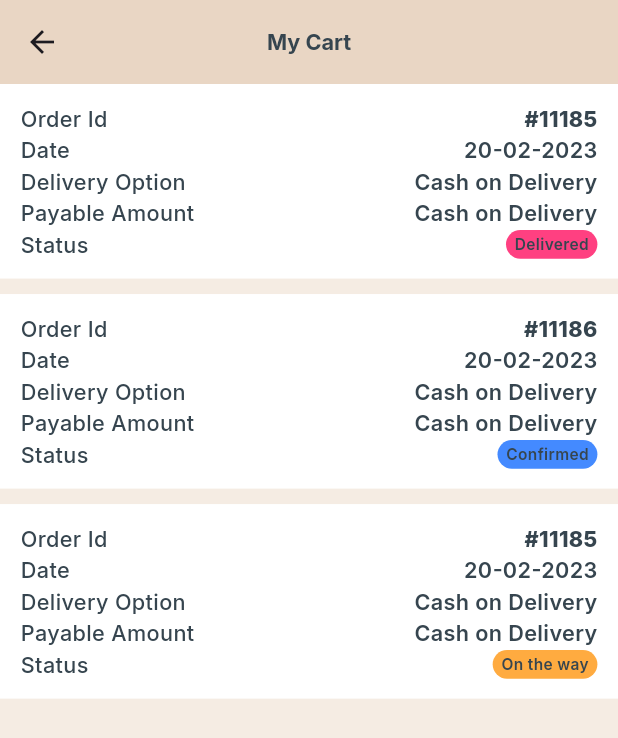
After one commit to nurnabimiah/Foodie-User-App, a Flutter app: the MyOrderScreen screen opened by its route, on a phone screen of 412 x 824 dp. The commit adds this screen. Shown: the top 738 px of the screen. Run offline on Flutter 3.47's test engine with Material 2 defaults, Android fonts, the phone set to English and light mode, and no system bars; our stand-ins replace dio, flutter_screenutil, get, get_it, google_fonts, pin_code_fields and 1 more; accounts and stored records are empty.

Commit message:
added : my cart screen design

```diff
--- /dev/null
+++ b/lib/data/model/response_model/my_order.dart
@@ -0,0 +1,27 @@
+
+
+
+
+class OrderModel{
+  String orderId;
+  String orderDate;
+  String deliveryOption;
+  String payableAmount;
+  String status;
+  String address;
+
+  OrderModel(
+      this.orderId,
+      this.orderDate,
+      this.deliveryOption,
+      this.payableAmount,
+      this.status,
+      this.address);
+}
+
+List<OrderModel> orderList = [
+  OrderModel('#11185', '20-02-2023', 'Cash on Delivery', '\$500', 'Delivered','Road#12,House#52/1,Sekhertek,Adabor,Dhaka'),
+  OrderModel('#11186', '20-02-2023', 'Cash on Delivery', '\$500', 'Confirmed', 'Road#12,House#52/1,Sekhertek,Adabor,Dhaka'),
+  OrderModel('#11185', '20-02-2023', 'Cash on Delivery', '\$500', 'On the way', 'Road#12,House#52/1,Sekhertek,Adabor,Dhaka'),
+
+];
--- a/lib/main.dart
+++ b/lib/main.dart
@@ -35,6 +35,7 @@ import 'package:foodie_resturent_user_app/view/screen/auth_screen/login_screen.d
 import 'package:foodie_resturent_user_app/view/screen/auth_screen/recover_password_screen.dart';
 import 'package:foodie_resturent_user_app/view/screen/auth_screen/sign_up_screen.dart';
 import 'package:foodie_resturent_user_app/view/screen/onboarding_screen/onboarding_screen.dart';
+import 'package:foodie_resturent_user_app/view/screen/order_screen/my_order.dart';
 import 'package:foodie_resturent_user_app/view/screen/splash_screen/splash_screen.dart';
 import 'package:get/get.dart';
 import 'di_container.dart' as di;
@@ -84,6 +85,7 @@ class MyApp extends StatelessWidget {
               GetPage(name:SignUpScreen.routeName, page: () => SignUpScreen()),
               GetPage(name:RecoverPasswordScreen.routeName, page: () => RecoverPasswordScreen()),
               GetPage(name:CreateNewPasswordScreen.routeName, page: () => CreateNewPasswordScreen()),
+              GetPage(name:MyOrderScreen.routeName, page: () => MyOrderScreen()),
             ],
           );
         });
--- a/lib/utils/app_color_resources/app_color_resources.dart
+++ b/lib/utils/app_color_resources/app_color_resources.dart
@@ -2,9 +2,10 @@ import 'package:flutter/material.dart';
 
 class AppColorResources {
 
-  static const Color backgroundColor = Color(0xffffffff);
+  static const Color primaryWhiteColor = Color(0xffffffff);
   static const Color primaryBlack = Color(0xff000000);
   static const Color subBlackColor = Color(0xff36454F);
+  static const Color appBackgroundColor = Color(0xFFF5ECE3);
 
 
 
--- a/lib/view/screen/auth_screen/create_new_password_screen.dart
+++ b/lib/view/screen/auth_screen/create_new_password_screen.dart
@@ -101,7 +101,7 @@ class CreateNewPasswordScreen extends StatelessWidget {
 
                   CustomButtonWidget(
                       onTap: (){
-                        Get.to(RecoverPasswordScreen.routeName);
+                        Get.toNamed(RecoverPasswordScreen.routeName);
                       },
                       buttonText: 'Send'),
 
--- /dev/null
+++ b/lib/view/screen/order_screen/my_order.dart
@@ -0,0 +1,111 @@
+
+
+import 'package:flutter/material.dart';
+import 'package:flutter_screenutil/flutter_screenutil.dart';
+import 'package:foodie_resturent_user_app/data/model/response_model/my_order.dart';
+import 'package:foodie_resturent_user_app/utils/app_color_resources/app_color_resources.dart';
+import 'package:foodie_resturent_user_app/utils/app_style.dart';
+import 'package:get/get.dart';
+
+
+class MyOrderScreen extends StatelessWidget {
+  const MyOrderScreen({Key? key}) : super(key: key);
+  static const String routeName = '/my_order_route';
+
+  Color _getStatusColor(String status) {
+    switch (status) {
+      case 'Delivered':
+        return Colors.pinkAccent;
+      case 'Confirmed':
+        return Colors.blueAccent;
+      default:
+        return Colors.orangeAccent;
+    }
+  }
+
+  @override
+  Widget build(BuildContext context) {
+    return Scaffold(
+
+      appBar: AppBar(
+
+        backgroundColor: Color(0xFFE9D6C4),
+        title: Text('My Cart',style: myStyleInter(14.sp, AppColorResources.subBlackColor,FontWeight.w700),),
+        centerTitle: true,
+
+      ),
+      body: Container(
+        height: MediaQuery.of(context).size.height,
+        color:AppColorResources.appBackgroundColor,
+        child: ListView.separated(
+            itemCount: orderList.length,
+            separatorBuilder: (BuildContext context, int index) => SizedBox(height: 10.h,),
+            itemBuilder: (BuildContext context,index){
+              final order = orderList[index];
+
+              return Container(
+                decoration: BoxDecoration(
+                  color: AppColorResources.primaryWhiteColor,
+                ),
+                child: Padding(
+                  padding:  EdgeInsets.only(left: 12.0.w,right: 12.w,top: 12.h,bottom: 12.h),
+                  child: Column(
+                    children: [
+                      Row(
+                        mainAxisAlignment: MainAxisAlignment.spaceBetween,
+                        children: [
+                          Text('Order Id',style: myStyleInter(14.sp, AppColorResources.subBlackColor,FontWeight.w500),),
+                          Text(order.orderId,style: myStyleInter(14.sp, AppColorResources.subBlackColor,FontWeight.w800))
+                        ],
+                      ),
+                      Row(
+                        mainAxisAlignment: MainAxisAlignment.spaceBetween,
+                        children: [
+                          Text('Date',style: myStyleInter(14.sp, AppColorResources.subBlackColor,FontWeight.w500),),
+                          Text(order.orderDate,style: myStyleInter(14.sp, AppColorResources.subBlackColor,FontWeight.w600),)
+                        ],
+                      ),
+                      Row(
+                        mainAxisAlignment: MainAxisAlignment.spaceBetween,
+                        children: [
+                          Text('Delivery Option',style: myStyleInter(14.sp, AppColorResources.subBlackColor,FontWeight.w500),),
+                          Text(order.deliveryOption,style: myStyleInter(14.sp, AppColorResources.subBlackColor,FontWeight.w600),)
+                        ],
+                      ),
+                      Row(
+                        mainAxisAlignment: MainAxisAlignment.spaceBetween,
+                        children: [
+                          Text('Payable Amount',style: myStyleInter(14.sp, AppColorResources.subBlackColor,FontWeight.w500),),
+                          Text(order.deliveryOption,style: myStyleInter(14.sp, AppColorResources.subBlackColor,FontWeight.w600),)
+                        ],
+                      ),
+                      Row(
+                        mainAxisAlignment: MainAxisAlignment.spaceBetween,
+                        children: [
+                          Text('Status',style: myStyleInter(14.sp, AppColorResources.subBlackColor,FontWeight.w500),),
+                          Container(
+                              decoration: BoxDecoration(
+                                color: _getStatusColor(order.status),
+                                borderRadius: BorderRadius.all(Radius.circular(10.0.r)),
+
+                              ),
+
+                              child: Padding(
+                                padding:  EdgeInsets.only(left: 5.0.w,right: 5.w,top: 2.h,bottom: 2.h),
+                                child: Text(order.status,style: myStyleInter(10.sp, AppColorResources.subBlackColor,FontWeight.w600),),
+                              ))
+                        ],
+                      ),
+                    ],
+                  ),
+                )
+
+              );
+            }
+        )
+      ),
+
+
+    );
+  }
+}
```
Also changed, not shown: lib/data/model/response_model/transaction_details_model.dart (deleted, +0 -96 lines), lib/view/screen/auth_screen/login_screen.dart (+7 -1 lines).
